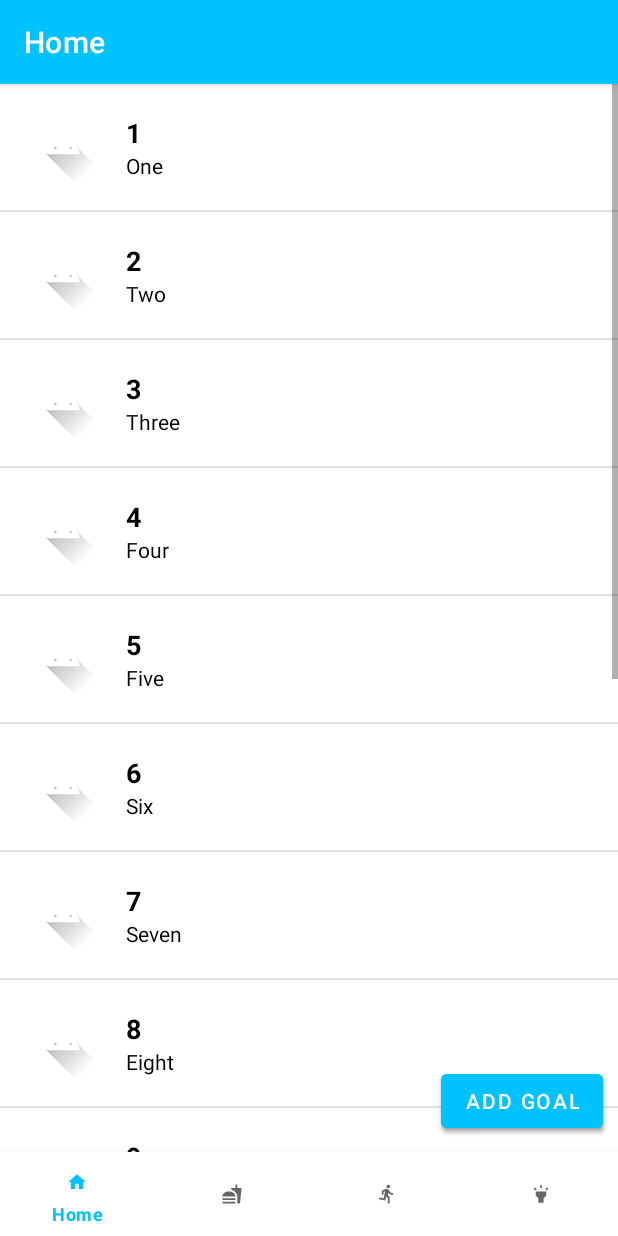
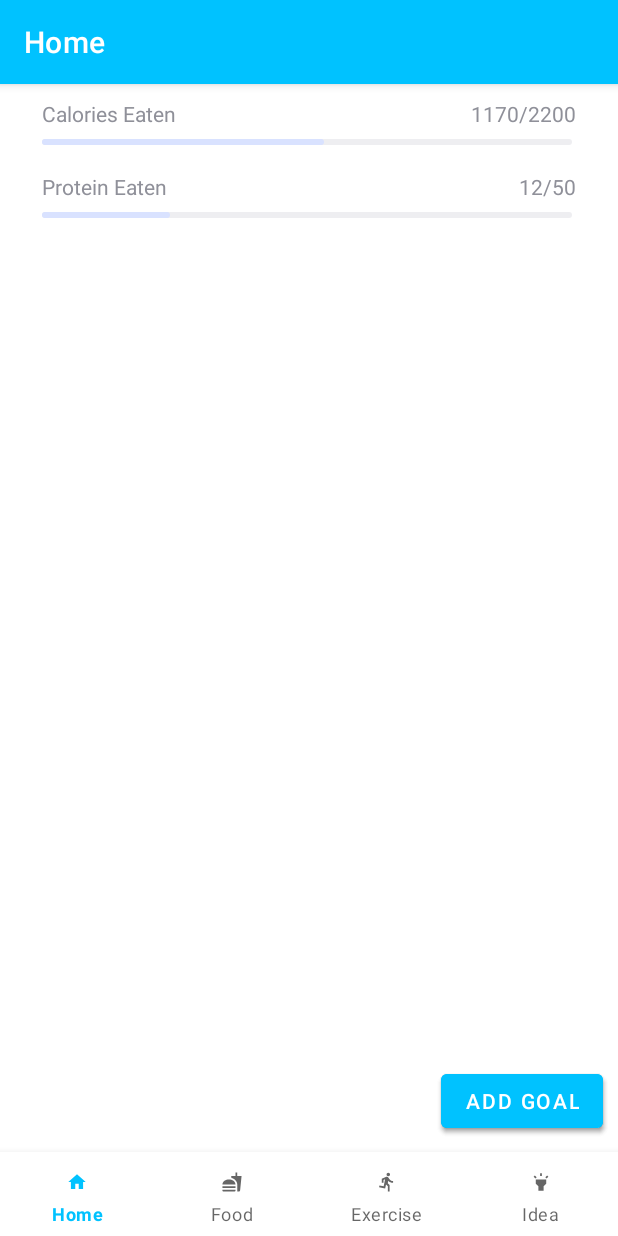
Before and after one commit to ErikHillard/HealthApp, an Android app: the HomeFragment screen opened directly, with no data from a screen before it, on a phone screen of 412 x 824 dp. Run offline under Robolectric (Android 15) with nearby library versions, the phone set to English and light mode, and no system bars.

Commit message:
Added the List View Propogating with the goals

```diff
--- a/app/src/main/java/com/example/healthapp/GoalAdapter.java
+++ b/app/src/main/java/com/example/healthapp/GoalAdapter.java
@@ -5,6 +5,7 @@ import android.view.View;
 import android.view.ViewGroup;
 import android.widget.ArrayAdapter;
 import android.widget.ImageView;
+import android.widget.ProgressBar;
 import android.widget.TextView;
 import androidx.annotation.NonNull;
 import androidx.annotation.Nullable;
@@ -36,17 +37,21 @@ public class GoalAdapter extends ArrayAdapter<GoalsView> {
         GoalsView currentNumberPosition = getItem(position);
 
         // then according to the position of the view assign the desired image for the same
-        ImageView numbersImage = currentItemView.findViewById(R.id.imageView);
+        TextView goalLabel = currentItemView.findViewById(R.id.goalLabel);
         assert currentNumberPosition != null;
-        numbersImage.setImageResource(currentNumberPosition.getNumbersImageId());
+        String progress = currentNumberPosition.getProgress();
+        String total = currentNumberPosition.getTotalGoal();
+//        numbersImage.setImageResource(currentNumberPosition.getNumbersImageId());
+        goalLabel.setText(currentNumberPosition.getGoalLabel());
 
         // then according to the position of the view assign the desired TextView 1 for the same
-        TextView textView1 = currentItemView.findViewById(R.id.textView1);
-        textView1.setText(currentNumberPosition.getNumberInDigit());
+        TextView goalOutOf = currentItemView.findViewById(R.id.goalOutOf);
+        goalOutOf.setText(progress + "/" + total);
 
         // then according to the position of the view assign the desired TextView 2 for the same
-        TextView textView2 = currentItemView.findViewById(R.id.textView2);
-        textView2.setText(currentNumberPosition.getNumbersInText());
+        ProgressBar progressBar = currentItemView.findViewById(R.id.goalProgressBar);
+        progressBar.setMax(Integer.parseInt(total));
+        progressBar.setProgress(Integer.parseInt(progress));
 
         // then return the recyclable view
         return currentItemView;
--- a/app/src/main/java/com/example/healthapp/GoalsView.java
+++ b/app/src/main/java/com/example/healthapp/GoalsView.java
@@ -3,33 +3,33 @@ package com.example.healthapp;
 public class GoalsView {
 
     // the resource ID for the imageView
-    private int ivNumbersImageId;
+    private String goalLabel;
 
     // TextView 1
-    private String mNumberInDigit;
+    private String progress;
 
     // TextView 1
-    private String mNumbersInText;
+    private String totalGoal;
 
     // create constructor to set the values for all the parameters of the each single view
-    public GoalsView(int NumbersImageId, String NumbersInDigit, String NumbersInText) {
-        ivNumbersImageId = NumbersImageId;
-        mNumberInDigit = NumbersInDigit;
-        mNumbersInText = NumbersInText;
+    public GoalsView(String goalLabelText, String progressIn, String totalGoalIn) {
+        goalLabel = goalLabelText;
+        progress = progressIn;
+        totalGoal = totalGoalIn;
     }
 
     // getter method for returning the ID of the imageview
-    public int getNumbersImageId() {
-        return ivNumbersImageId;
+    public String getGoalLabel() {
+        return goalLabel;
     }
 
     // getter method for returning the ID of the TextView 1
-    public String getNumberInDigit() {
-        return mNumberInDigit;
+    public String getProgress() {
+        return progress;
     }
 
     // getter method for returning the ID of the TextView 2
-    public String getNumbersInText() {
-        return mNumbersInText;
+    public String getTotalGoal() {
+        return totalGoal;
     }
 }
--- a/app/src/main/java/com/example/healthapp/HomeFragment.java
+++ b/app/src/main/java/com/example/healthapp/HomeFragment.java
@@ -10,10 +10,18 @@ import android.view.LayoutInflater;
 import android.view.View;
 import android.view.ViewGroup;
 import android.widget.ListView;
+import android.widget.TextView;
 
+import org.w3c.dom.Text;
+
+import java.io.File;
 import java.util.ArrayList;
+import java.util.HashMap;
 
 public class HomeFragment extends Fragment {
+
+    CustomJson cj;
+    View view;
 
     public HomeFragment() {
         // Required empty public constructor
@@ -23,32 +31,68 @@ public class HomeFragment extends Fragment {
     public View onCreateView(LayoutInflater inflater, ViewGroup container,
                              Bundle savedInstanceState) {
         // Inflate the layout for this fragment
-        return inflater.inflate(R.layout.fragment_home, container, false);
+        View view = inflater.inflate(R.layout.fragment_home, container, false);
+        return view;
     }
 
     @Override
     public void onViewCreated(@NonNull View view, @Nullable Bundle savedInstanceState) {
         super.onViewCreated(view, savedInstanceState);
+        populateData();
+        getActivity().findViewById(R.id.addGoal).setOnClickListener(
+                new View.OnClickListener() {
+                    @Override
+                    public void onClick(View view) {
+                        //TODO: Pull up dialog box with goals
+                        populateData();
+                    }
+                }
+        );
+    }
 
-        final ArrayList<GoalsView> arrayList = new ArrayList<GoalsView>();
-
+    private void populateData() {
+        cj = new CustomJson(new File(getContext().getFilesDir(), "data.json"));
+        ArrayList<GoalsView> arrayList = new ArrayList<GoalsView>();
         // add all the values from 1 to 15 to the arrayList
         // the items are of the type NumbersView
-        arrayList.add(new GoalsView(R.drawable.ic_launcher_foreground, "1", "One"));
-        arrayList.add(new GoalsView(R.drawable.ic_launcher_foreground, "2", "Two"));
-        arrayList.add(new GoalsView(R.drawable.ic_launcher_foreground, "3", "Three"));
-        arrayList.add(new GoalsView(R.drawable.ic_launcher_foreground, "4", "Four"));
-        arrayList.add(new GoalsView(R.drawable.ic_launcher_foreground, "5", "Five"));
-        arrayList.add(new GoalsView(R.drawable.ic_launcher_foreground, "6", "Six"));
-        arrayList.add(new GoalsView(R.drawable.ic_launcher_foreground, "7", "Seven"));
-        arrayList.add(new GoalsView(R.drawable.ic_launcher_foreground, "8", "Eight"));
-        arrayList.add(new GoalsView(R.drawable.ic_launcher_foreground, "9", "Nine"));
-        arrayList.add(new GoalsView(R.drawable.ic_launcher_foreground, "10", "Ten"));
-        arrayList.add(new GoalsView(R.drawable.ic_launcher_foreground, "11", "Eleven"));
-        arrayList.add(new GoalsView(R.drawable.ic_launcher_foreground, "12", "Twelve"));
-        arrayList.add(new GoalsView(R.drawable.ic_launcher_foreground, "13", "Thirteen"));
-        arrayList.add(new GoalsView(R.drawable.ic_launcher_foreground, "14", "Fourteen"));
-        arrayList.add(new GoalsView(R.drawable.ic_launcher_foreground, "15", "Fifteen"));
+       if (cj != null) {
+            HashMap<String, String> foodGoals = cj.getFoodGoals();
+            int currentDay = cj.getFoodLastDay();
+            HashMap<String, String> foodOnLastDay = cj.getFoodDay(currentDay);
+            ArrayList<HashMap<String, String>> foodData = cj.getFoodData();
+
+            int caloriesTotal = 0;
+            int proteinTotal = 0;
+            int sodiumTotal = 0;
+
+            // Dear programming gods this is O(n^2) and I know it's horrible but i promise
+            // it's not my fault. So please forgive me just this once :((
+            for (String food: foodOnLastDay.keySet()) {
+                int servings = Integer.parseInt(foodOnLastDay.get(food));
+
+                for (int i = 0; i < foodData.size(); i ++) {
+                    HashMap<String, String> currFoodData = foodData.get(i);
+                    if (currFoodData.get("Name").equals(food)) {
+
+                        caloriesTotal += Integer.parseInt(currFoodData.get("Calories")) * servings;
+                        proteinTotal += Integer.parseInt(currFoodData.get("Protein")) * servings;
+                        sodiumTotal += Integer.parseInt(currFoodData.get("Sodium")) * servings;
+
+                        break;
+                    }
+                }
+            }
+
+            for (String s : foodGoals.keySet()) {
+                if (s.equals("Calories")) {
+                    arrayList.add(new GoalsView("Calories Eaten", Integer.toString(caloriesTotal), foodGoals.get(s)));
+                } else if (s.equals("Protein")) {
+                    arrayList.add(new GoalsView("Protein Eaten", Integer.toString(proteinTotal), foodGoals.get(s)));
+                } else if (s.equals("Sodium")) {
+                    arrayList.add(new GoalsView("Sodium Eaten", Integer.toString(sodiumTotal), foodGoals.get(s)));
+                }
+            }
+        }
 
         // Now create the instance of the NumebrsViewAdapter and pass
         // the context and arrayList created above
--- a/app/src/main/res/layout/activity_main.xml
+++ b/app/src/main/res/layout/activity_main.xml
@@ -27,6 +27,7 @@
         app:layout_constraintBottom_toBottomOf="parent"
         app:layout_constraintLeft_toLeftOf="parent"
         app:layout_constraintRight_toRightOf="parent"
+        app:labelVisibilityMode="labeled"
         app:menu="@menu/bottom_nav_menu" />
 
 </androidx.constraintlayout.widget.ConstraintLayout>
--- a/app/src/main/res/layout/fragment_home.xml
+++ b/app/src/main/res/layout/fragment_home.xml
@@ -8,9 +8,11 @@
 
     <ListView
         android:id="@+id/listView"
+        android:layout_marginTop="10dp"
         android:layout_width="wrap_content"
         android:layout_height="wrap_content"
-        />
+        android:divider="@android:color/transparent"
+        android:dividerHeight="10.0sp" />
 
     <com.google.android.material.button.MaterialButton
         android:layout_width="wrap_content"
--- a/app/src/main/res/layout/row_item.xml
+++ b/app/src/main/res/layout/row_item.xml
@@ -1,46 +1,42 @@
 <?xml version="1.0" encoding="utf-8"?>
-<LinearLayout
-    xmlns:android="http://schemas.android.com/apk/res/android"
+<androidx.constraintlayout.widget.ConstraintLayout xmlns:android="http://schemas.android.com/apk/res/android"
     xmlns:tools="http://schemas.android.com/tools"
+    xmlns:app="http://schemas.android.com/apk/res-auto"
     android:layout_width="match_parent"
     android:layout_height="wrap_content"
-    android:orientation="horizontal"
-    tools:ignore="UselessParent">
+    tools:context=".RegisterFragment"
+    android:layout_margin="10dp">
+    <TextView
+        android:id="@+id/goalOutOf"
+        android:layout_width="wrap_content"
+        android:layout_height="wrap_content"
+        android:layout_marginEnd="28dp"
+        app:layout_constraintBottom_toTopOf="@+id/goalProgressBar"
+        app:layout_constraintEnd_toEndOf="parent"
+        app:layout_constraintHorizontal_bias="1.0"
+        app:layout_constraintStart_toEndOf="@+id/goalLabel" />
 
-    <ImageView
-        android:id="@+id/imageView"
-        android:layout_width="84dp"
-        android:layout_height="84dp"
-        android:padding="16dp"
-        tools:ignore="ContentDescription" />
+    <ProgressBar
+        android:id="@+id/goalProgressBar"
+        style="?android:attr/progressBarStyleHorizontal"
+        android:layout_width="353dp"
+        android:layout_height="19dp"
+        android:layout_marginTop="32dp"
+        app:layout_constraintBottom_toBottomOf="parent"
+        app:layout_constraintEnd_toEndOf="parent"
+        app:layout_constraintHorizontal_bias="0.482"
+        app:layout_constraintStart_toStartOf="parent"
+        app:layout_constraintVertical_bias="0.004" />
 
-    <LinearLayout
-        android:layout_width="match_parent"
-        android:layout_height="match_parent"
-        android:gravity="center_vertical"
-        android:orientation="vertical">
+    <TextView
+        android:id="@+id/goalLabel"
+        android:layout_width="wrap_content"
+        android:layout_height="wrap_content"
+        android:layout_marginStart="28dp"
+        android:layout_marginTop="16dp"
+        android:text="Sodium (mg)"
+        app:layout_constraintBottom_toTopOf="@+id/goalProgressBar"
+        app:layout_constraintStart_toStartOf="parent"
+        />
 
-        <TextView
-            android:id="@+id/textView1"
-            android:layout_width="match_parent"
-            android:layout_height="wrap_content"
-            android:layout_marginTop="16dp"
-            android:gravity="bottom|left"
-            android:textColor="@android:color/black"
-            android:textSize="18sp"
-            android:textStyle="bold"
-            tools:ignore="RtlHardcoded" />
-
-        <TextView
-            android:id="@+id/textView2"
-            android:layout_width="match_parent"
-            android:layout_height="wrap_content"
-            android:layout_marginBottom="16dp"
-            android:gravity="top|left"
-            android:textColor="@android:color/black"
-            android:textSize="14sp"
-            tools:ignore="RtlHardcoded" />
-
-    </LinearLayout>
-
-</LinearLayout>
+</androidx.constraintlayout.widget.ConstraintLayout>
```
